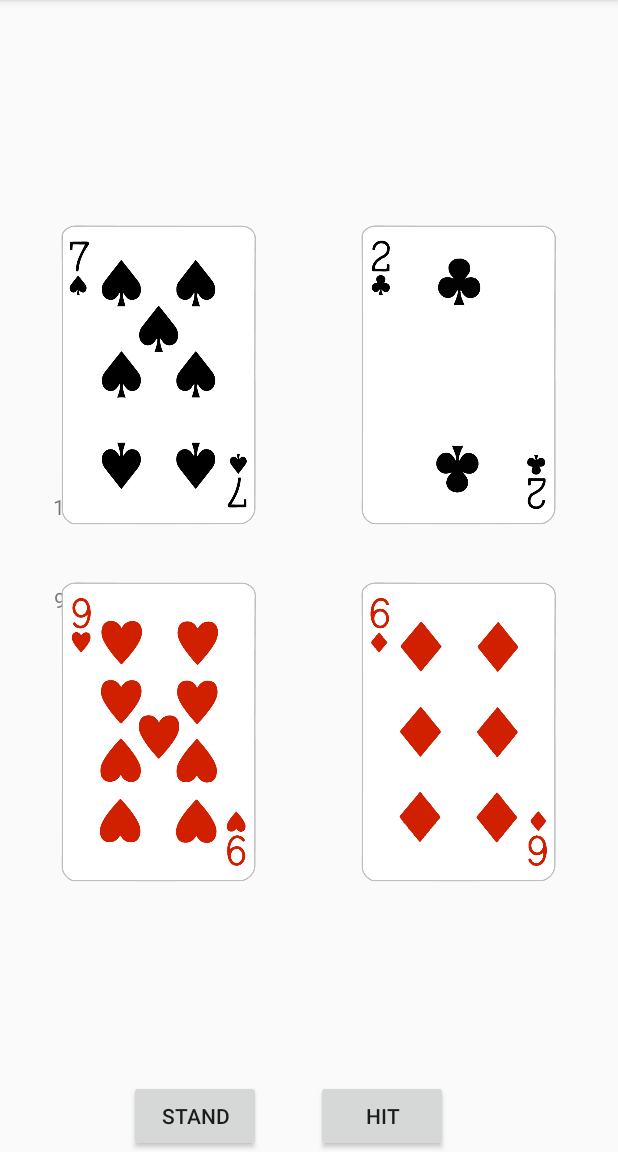
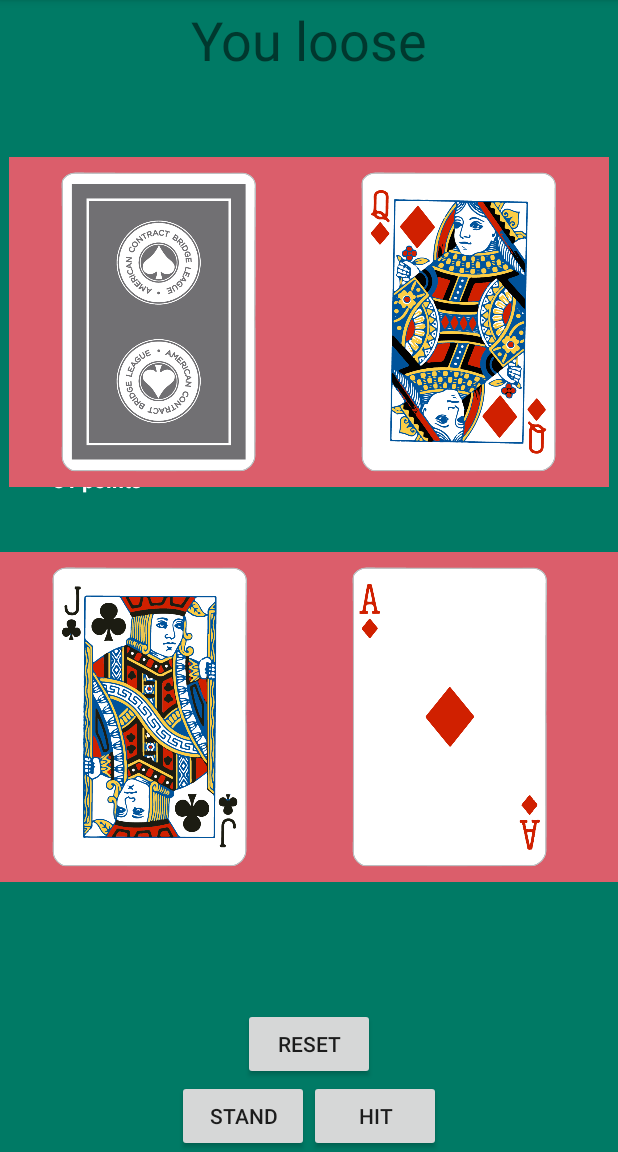
Before and after one commit to JetRequin/NevadaOdyssey, an Android app: the BlackJackActivity screen opened directly, with no data from a screen before it, after a tap on "STAND", on a phone screen of 412 x 824 dp, the part 84-1236 px from its top. Run offline under Robolectric (Android 15) with nearby library versions, the phone set to English and light mode, and no system bars; 1 other tap on this screen came first.

Commit message:
BlackJack working,but not complete

```diff
--- a/app/src/main/java/fr/isen/nevadaodyssey/BlackJackActivity.kt
+++ b/app/src/main/java/fr/isen/nevadaodyssey/BlackJackActivity.kt
@@ -6,7 +6,6 @@ import android.view.ViewGroup
 import android.widget.ImageView
 import android.widget.LinearLayout
 import androidx.appcompat.app.AppCompatActivity
-import androidx.constraintlayout.widget.ConstraintLayout
 import kotlinx.android.synthetic.main.activity_black_jack.*
 import java.util.*
 
@@ -16,67 +15,83 @@ class BlackJackActivity : AppCompatActivity() {
     override fun onCreate(savedInstanceState: Bundle?) {
         super.onCreate(savedInstanceState)
         setContentView(R.layout.activity_black_jack)
-        var initMoney = 1000
         var deck : ArrayList<Card> = createDeck()
         var dealer = Player()
         var player = Player()
+        var resetParty : Boolean = false
         for(i in 0 until deck.size)
         {
             Log.d("Deck","Your card is "+deck[i].value +" of " +deck[i].type)
         }
         Log.d("Deck", "This is the size of the deck :"+deck.size)
-        player.initMoney(initMoney)
+        val mIntent = intent
+        var money = mIntent.getIntExtra("money", 10000)
+        player.initMoney(money)
+        Log.d("InitParty", "You have "+ player.money+" dollars")
         initParty(deck,player, dealer,playerSet,dealerSet)
         showConsoleCards(player, dealer, deck)
         playerCard.text=printCard(player)
-        dealerCard.text=printCard(dealer)
         hitButton.setOnClickListener {
-            drawCard(deck = deck,player = player,linearLayout = playerSet)
-            Log.d("InitParty", "You have "+ player.getTotalPoints()+" points")
-            playerCard.text=printCard(player)
-            if(burst(player))
+            if(!resetParty)
             {
-                endPartyLoosePlayer(player,0)
+                drawCard(deck = deck,player = player,linearLayout = playerSet)
+                Log.d("InitParty", "You have "+ player.getTotalPoints()+" points")
+                playerCard.text=printCard(player)
+                if(burst(player))
+                {
+                    endPartyLoosePlayer(player,0)
+                    winnerText.text="You loose"
+                    Log.d("InitParty", "You have "+ player.getTotalPoints()+" points")
+                    Log.d("InitParty", "Dealer has "+ dealer.getTotalPoints()+" points")
+                    resetParty=true
+                }
+                Log.d("InitParty", "This is the new size of the deck :"+deck.size)
+            }
+        }
+        standButton.setOnClickListener {
+            if(!resetParty)
+            {
+                while(dealer.getTotalPoints()<17 && !burst(dealer) || player.getTotalPoints()>dealer.getTotalPoints())
+                {
+                    drawCard(deck=deck,player = dealer,linearLayout =dealerSet)
+                }
+                Log.d("InitParty", "Dealer has "+ dealer.getTotalPoints()+" points")
+                if(burst(dealer))
+                {
+                    endPartyWinPlayer(player,0)
+                    winnerText.text="You win"
+                    removeCards(dealerSet)
+                    showAllCardsEvenHide(dealer,dealerSet)
+                }
+                else
+                {
+                    winnerText.text=endPartyWithoutBurst(player,dealer,0)
+                    removeCards(dealerSet)
+                    showAllCardsEvenHide(dealer,dealerSet)
+
+                }
+                resetParty=true
+            }
+        }
+        resetButton.setOnClickListener {
+            if(resetParty)
+            {
                 deck=resetParty(deck, player, dealer)
                 removeCards(playerSet)
                 removeCards(dealerSet)
+                playerCard.text=printCard(player)
                 initParty(deck,player, dealer,playerSet,dealerSet)
                 playerCard.text=printCard(player)
-                dealerCard.text=printCard(dealer)
-                Log.d("InitParty", "You have "+ player.getTotalPoints()+" points")
-                Log.d("InitParty", "Dealer has "+ dealer.getTotalPoints()+" points")
+                showConsoleCards(player, dealer, deck)
+                resetParty=false
             }
-            Log.d("InitParty", "This is the new size of the deck :"+deck.size)
-        }
-        standButton.setOnClickListener {
-            while(dealer.getTotalPoints()<17 && !burst(dealer) || player.getTotalPoints()>dealer.getTotalPoints())
-            {
-                drawCard(deck=deck,player = dealer,linearLayout = playerSet)
-            }
-            Log.d("InitParty", "Dealer has "+ dealer.getTotalPoints()+" points")
-            dealerCard.text=printCard(dealer)
-            if(burst(dealer))
-            {
-                endPartyWinPlayer(player,0)
-            }
-            else
-            {
-                endPartyWithoutBurst(player,dealer,0)
-            }
-            deck=resetParty(deck, player, dealer)
-            removeCards(playerSet)
-            removeCards(dealerSet)
-            initParty(deck,player, dealer,playerSet,dealerSet)
-            playerCard.text=printCard(player)
-            dealerCard.text=printCard(dealer)
-            showConsoleCards(player, dealer, deck)
         }
 
     }
     fun initParty(deck: ArrayList<Card>,player:Player, dealer:Player, playerLayout: LinearLayout, dealerLayout: LinearLayout)
     {
         drawCard(deck = deck,player = player,linearLayout = playerLayout)
-        drawCard(deck = deck,player = dealer, linearLayout = dealerLayout)
+        drawHideCard(deck = deck, dealer = dealer, dealerLayout = dealerLayout)
         drawCard(deck = deck,player = player, linearLayout = playerLayout)
         drawCard(deck = deck,player = dealer, linearLayout = dealerLayout)
     }
@@ -88,6 +103,54 @@ class BlackJackActivity : AppCompatActivity() {
         showCard(player.cards.last(),linearLayout)
         deck.removeAt(rand)
     }
+    fun drawHideCard(deck: ArrayList<Card>, dealer: Player, dealerLayout: LinearLayout)
+    {
+        var rand = (0 until deck.size).random()
+        dealer.addCard(deck[rand])
+        val image = ImageView(this).apply {
+            val id = context.resources.getIdentifier("gray_back", "drawable", context.packageName)
+            //Log.d("Party", "Id value is $id")
+            setImageResource(id)
+
+            // set the ImageView bounds to match the Drawable's dimensions
+            adjustViewBounds = true
+            layoutParams = ViewGroup.LayoutParams(
+                ViewGroup.LayoutParams.WRAP_CONTENT,
+                ViewGroup.LayoutParams.WRAP_CONTENT)
+            layoutParams.width=300
+            layoutParams.height=300
+        }
+        deck.removeAt(rand)
+
+
+        // Add the ImageView to the layout.
+        dealerLayout.addView(image)
+    }
+
+    fun showAllCardsEvenHide(dealer: Player,dealerLayout: LinearLayout)
+    {
+        for(i in 0 until dealer.cards.size)
+        {
+            val image = ImageView(this).apply {
+                val id = context.resources.getIdentifier(associateCard(dealer.cards[i]), "drawable", context.packageName)
+                //Log.d("Party", "Id value is $id")
+                setImageResource(id)
+
+                // set the ImageView bounds to match the Drawable's dimensions
+                adjustViewBounds = true
+                layoutParams = ViewGroup.LayoutParams(
+                    ViewGroup.LayoutParams.WRAP_CONTENT,
+                    ViewGroup.LayoutParams.WRAP_CONTENT)
+                layoutParams.width=300
+                layoutParams.height=300
+            }
+
+
+            // Add the ImageView to the layout.
+            dealerLayout.addView(image)
+        }
+    }
+
     fun endPartyWinPlayer(player: Player,bet: Int)
     {
         player.addRemoveMoney(2*bet)
@@ -99,18 +162,21 @@ class BlackJackActivity : AppCompatActivity() {
         Log.d("Party", "Player loose")
     }
 
-    fun endPartyWithoutBurst(player: Player,dealer: Player,bet: Int)
+    fun endPartyWithoutBurst(player: Player,dealer: Player,bet: Int) : String
     {
         when {
             player.getTotalPoints()>dealer.getTotalPoints() -> {
                 endPartyWinPlayer(player,bet)
+                return "You win"
             }
             player.getTotalPoints()<dealer.getTotalPoints() -> {
                 endPartyLoosePlayer(player,bet)
+                return "You loose"
             }
             else -> {
                 player.addRemoveMoney(bet)
                 Log.d("Party", "it's a draw")
+                return "It's a draw"
             }
         }
     }
@@ -169,7 +235,7 @@ class BlackJackActivity : AppCompatActivity() {
     {
         val image = ImageView(this).apply {
             val id = context.resources.getIdentifier(associateCard(card), "drawable", context.packageName)
-            Log.d("Party", "Id value is $id")
+            //Log.d("Party", "Id value is $id")
             setImageResource(id)
 
             // set the ImageView bounds to match the Drawable's dimensions
@@ -250,7 +316,7 @@ class BlackJackActivity : AppCompatActivity() {
                 stringCard += "k"
             }
         }
-        Log.d("Party", "String value is $stringCard")
+        //Log.d("Party", "String value is $stringCard")
         return stringCard
     }
 }
--- a/app/src/main/res/layout/activity_black_jack.xml
+++ b/app/src/main/res/layout/activity_black_jack.xml
@@ -4,6 +4,7 @@
     xmlns:tools="http://schemas.android.com/tools"
     android:layout_width="match_parent"
     android:layout_height="match_parent"
+    android:background="@color/colorGreenTheme"
     tools:context=".BlackJackActivity">
 
     <Button
@@ -13,8 +14,8 @@
         android:text="HIT"
         app:layout_constraintBottom_toBottomOf="parent"
         app:layout_constraintEnd_toEndOf="parent"
-        app:layout_constraintHorizontal_bias="0.65"
-        app:layout_constraintStart_toStartOf="parent"
+        app:layout_constraintHorizontal_bias="0.0"
+        app:layout_constraintStart_toStartOf="@+id/guideline14"
         app:layout_constraintTop_toTopOf="parent"
         app:layout_constraintVertical_bias="1.0" />
 
@@ -24,8 +25,8 @@
         android:layout_height="wrap_content"
         android:text="STAND"
         app:layout_constraintBottom_toBottomOf="parent"
-        app:layout_constraintEnd_toStartOf="@+id/hitButton"
-        app:layout_constraintHorizontal_bias="0.7"
+        app:layout_constraintEnd_toStartOf="@+id/guideline14"
+        app:layout_constraintHorizontal_bias="1.0"
         app:layout_constraintStart_toStartOf="parent"
         app:layout_constraintTop_toTopOf="parent"
         app:layout_constraintVertical_bias="1.0" />
@@ -34,7 +35,8 @@
         android:id="@+id/playerCard"
         android:layout_width="wrap_content"
         android:layout_height="wrap_content"
-        android:text="TextView"
+        android:textColor="@color/colorWhite"
+        android:textStyle="bold"
         app:layout_constraintBottom_toTopOf="@+id/scrollPlayer"
         app:layout_constraintEnd_toEndOf="parent"
         app:layout_constraintHorizontal_bias="0.1"
@@ -42,23 +44,12 @@
         app:layout_constraintTop_toTopOf="parent"
         app:layout_constraintVertical_bias="0.89" />
 
-    <TextView
-        android:id="@+id/dealerCard"
-        android:layout_width="wrap_content"
-        android:layout_height="wrap_content"
-        android:text="TextView"
-        app:layout_constraintBottom_toBottomOf="parent"
-        app:layout_constraintEnd_toEndOf="parent"
-        app:layout_constraintHorizontal_bias="0.1"
-        app:layout_constraintStart_toStartOf="parent"
-        app:layout_constraintTop_toBottomOf="@+id/scrollDealer"
-        app:layout_constraintVertical_bias="0.100000024" />
-
     <ScrollView
         android:id="@+id/scrollPlayer"
         android:layout_width="wrap_content"
         android:layout_height="wrap_content"
         android:layout_marginBottom="180dp"
+        android:background="@color/colorRedTheme"
         app:layout_constraintBottom_toBottomOf="parent"
         app:layout_constraintEnd_toEndOf="parent"
         app:layout_constraintStart_toStartOf="parent"
@@ -69,25 +60,61 @@
             android:id="@+id/playerSet"
             android:layout_width="wrap_content"
             android:layout_height="wrap_content"
+            android:paddingBottom="10dp"
+            android:paddingTop="10dp"
             android:orientation="horizontal"></LinearLayout>
+
     </ScrollView>
 
     <ScrollView
         android:id="@+id/scrollDealer"
         android:layout_width="wrap_content"
         android:layout_height="wrap_content"
+        android:layout_marginTop="100dp"
+        android:background="@color/colorRedTheme"
         app:layout_constraintBottom_toBottomOf="parent"
         app:layout_constraintEnd_toEndOf="parent"
         app:layout_constraintStart_toStartOf="parent"
         app:layout_constraintTop_toTopOf="parent"
-        app:layout_constraintVertical_bias="0.0">
+        app:layout_constraintVertical_bias="0.00999999">
 
         <LinearLayout
             android:id="@+id/dealerSet"
             android:layout_width="wrap_content"
             android:layout_height="wrap_content"
-            android:layout_marginTop="150dp"
+            android:paddingBottom="10dp"
+            android:paddingTop="10dp"
             android:orientation="horizontal"></LinearLayout>
+
     </ScrollView>
 
+    <androidx.constraintlayout.widget.Guideline
+        android:id="@+id/guideline14"
+        android:layout_width="wrap_content"
+        android:layout_height="wrap_content"
+        android:orientation="vertical"
+        app:layout_constraintGuide_percent="0.5" />
+
+    <TextView
+        android:id="@+id/winnerText"
+        android:layout_width="wrap_content"
+        android:layout_height="wrap_content"
+        android:textSize="36sp"
+        app:layout_constraintBottom_toTopOf="@+id/scrollDealer"
+        app:layout_constraintEnd_toEndOf="parent"
+        app:layout_constraintStart_toStartOf="parent"
+        app:layout_constraintTop_toTopOf="parent"
+        app:layout_constraintVertical_bias="0.04000002" />
+
+    <Button
+        android:id="@+id/resetButton"
+        android:layout_width="wrap_content"
+        android:layout_height="wrap_content"
+        android:text="Reset"
+        app:layout_constraintBottom_toTopOf="@+id/standButton"
+        app:layout_constraintEnd_toEndOf="parent"
+        app:layout_constraintStart_toStartOf="parent"
+        app:layout_constraintTop_toTopOf="parent"
+        app:layout_constraintVertical_bias="1.0" />
+
 </androidx.constraintlayout.widget.ConstraintLayout>
```
Also changed, not shown: app/src/main/java/fr/isen/nevadaodyssey/HomeActivity.kt (+3 -4 lines).
